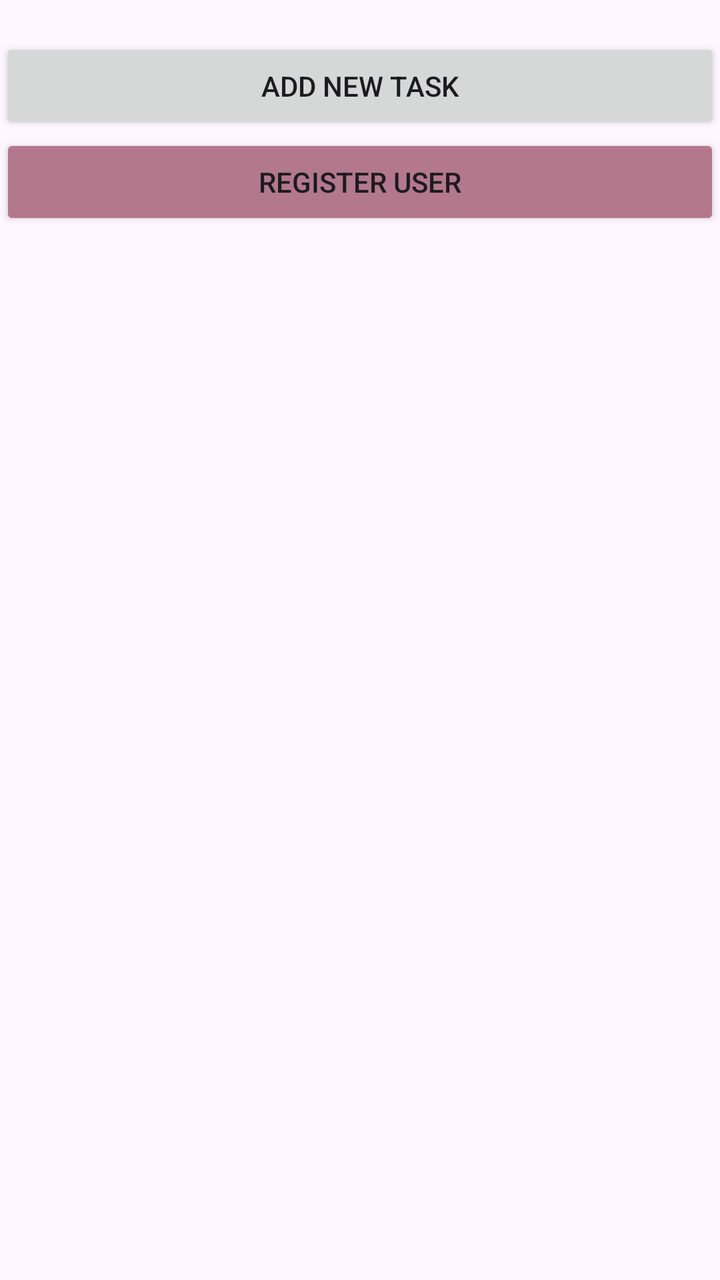
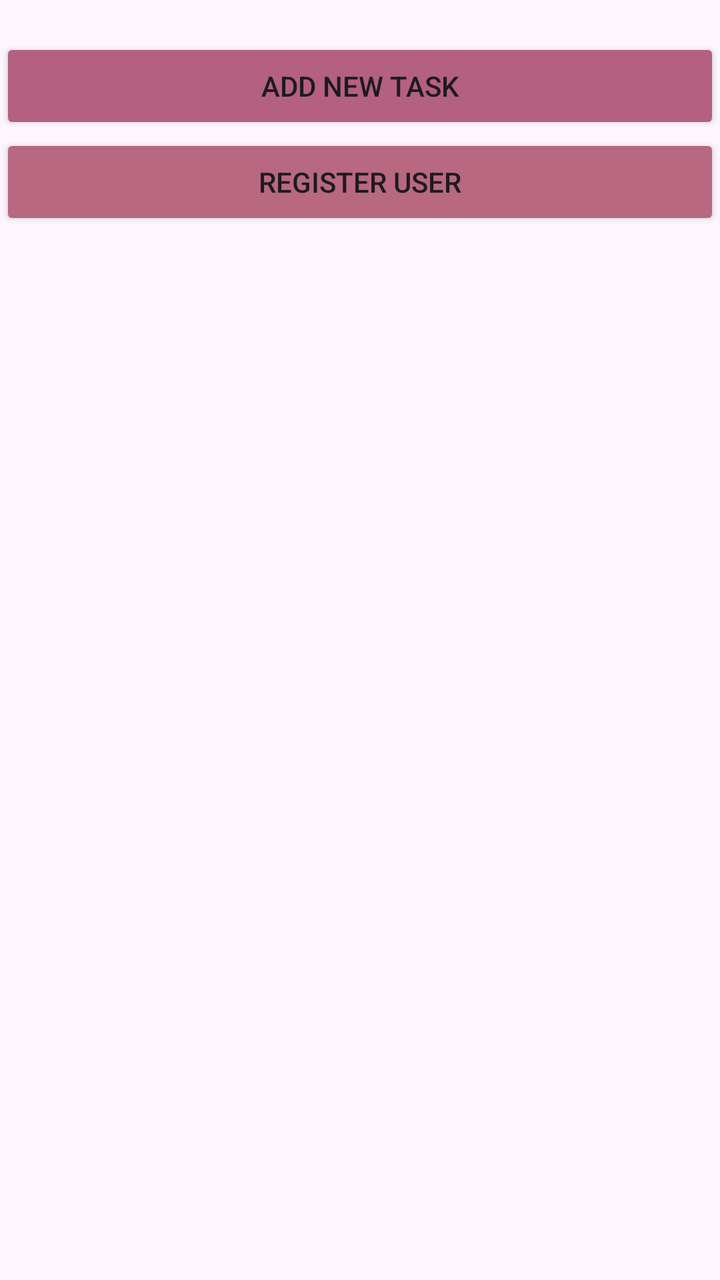

Screens rendered from an Android XML layout before and after an edit, with the pre-edit source and the edit as a unified diff.
<!-- AndroidManifest.xml: application theme Theme.Applicationyareen -->
<!-- res/layout/activity_main.xml -->
<?xml version="1.0" encoding="utf-8"?>
<LinearLayout xmlns:android="http://schemas.android.com/apk/res/android"
    xmlns:app="http://schemas.android.com/apk/res-auto"
    xmlns:tools="http://schemas.android.com/tools"
    android:id="@+id/main"
    android:layout_width="match_parent"
    android:layout_height="match_parent"
    android:orientation="vertical"
    tools:context=".MainActivity">

    <TextView
        android:layout_width="325dp"
        android:layout_height="wrap_content"
        android:orientation="vertical"
        app:layout_constraintBottom_toBottomOf="parent"
        app:layout_constraintEnd_toEndOf="parent"
        app:layout_constraintStart_toStartOf="parent"
        app:layout_constraintTop_toTopOf="parent" />

    <Button
        android:id="@+id/button"
        android:layout_width="match_parent"
        android:layout_height="wrap_content"
        android:text="Add New Task" />

    <Button
        android:id="@+id/button2"
        android:layout_width="match_parent"
        android:layout_height="wrap_content"
        android:backgroundTint="#B3788B"
        android:text="Register User"
        android:textColorLink="#C75579" />

</LinearLayout>
<!-- resources referenced by this layout -->
<resources>
  <style name="Theme.Applicationyareen" parent="Base.Theme.Applicationyareen" />
  <style name="Base.Theme.Applicationyareen" parent="Theme.Material3.DayNight.NoActionBar">
          
          
      </style>
</resources>

<!-- the commit's change to res/layout/activity_main.xml (unified diff, before → after) -->
@@ -5,8 +5,9 @@
     android:id="@+id/main"
     android:layout_width="match_parent"
     android:layout_height="match_parent"
+    android:backgroundTint="#424D94"
     android:orientation="vertical"
-    tools:context=".MainActivity">
+    tools:context=".ViewPkg.MainActivity">
 
     <TextView
         android:layout_width="325dp"
@@ -18,16 +19,17 @@
         app:layout_constraintTop_toTopOf="parent" />
 
     <Button
-        android:id="@+id/button"
         android:layout_width="match_parent"
         android:layout_height="wrap_content"
-        android:text="Add New Task" />
+        android:backgroundTint="#B4607F"
+        android:text="Add New Task"
+        android:textColorLink="#3F51B5" />
 
     <Button
         android:id="@+id/button2"
         android:layout_width="match_parent"
         android:layout_height="wrap_content"
-        android:backgroundTint="#B3788B"
+        android:backgroundTint="#B86880"
         android:text="Register User"
         android:textColorLink="#C75579" />
 
